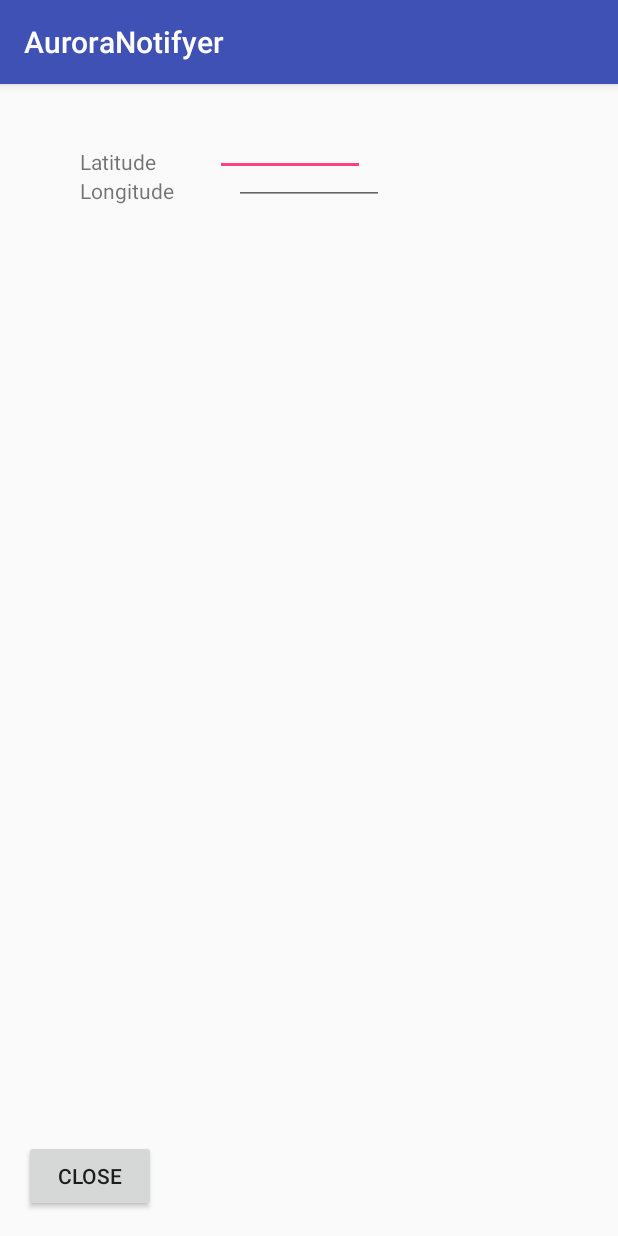
After one commit to ChrisWeldon/AuroraApp, an Android app: the SettingsActivity screen opened directly, with no data from a screen before it, on a phone screen of 412 x 824 dp. The commit adds this screen. Run offline under Robolectric (Android 15) with nearby library versions, the phone set to English and light mode, and no system bars.

Commit message:
Settings activity implemented

```diff
--- a/app/src/main/AndroidManifest.xml
+++ b/app/src/main/AndroidManifest.xml
@@ -23,10 +23,16 @@
                 <category android:name="android.intent.category.LAUNCHER" />
             </intent-filter>
         </activity>
+
         <service
             android:name=".AuroraService"
-            android:exported="false"/>
-        <receiver android:process=":remote" android:name="AlarmReceiver"></receiver>
+            android:exported="false" />
+
+        <receiver
+            android:name=".AlarmReceiver"
+            android:process=":remote" />
+
+        <activity android:name=".SettingsActivity"></activity>
     </application>
 
 </manifest>
--- a/app/src/main/java/org/evanscmssm/auroranotifyer/AuroraService.java
+++ b/app/src/main/java/org/evanscmssm/auroranotifyer/AuroraService.java
@@ -67,6 +67,7 @@ public class AuroraService extends IntentService implements Downloader.DownloadH
 
         Intent resultIntent = new Intent(this, MainActivity.class);
 
+        // TODO add smarter alarm notifying and setting
         As = new AlarmService(this);
         As.startAlarm();
 
--- a/app/src/main/java/org/evanscmssm/auroranotifyer/CoordinatesHandler.java
+++ b/app/src/main/java/org/evanscmssm/auroranotifyer/CoordinatesHandler.java
@@ -129,6 +129,8 @@ public class CoordinatesHandler  {
         latIndex = t.intValue();
         lonIndex = n.intValue();
 
+        // TODO make probablity a blur grid so its more accurate for the field of view
+
         /*determining what the index is to get the probability*/
 
         Log.d("Log","Got probability");
--- a/app/src/main/java/org/evanscmssm/auroranotifyer/MainActivity.java
+++ b/app/src/main/java/org/evanscmssm/auroranotifyer/MainActivity.java
@@ -49,6 +49,8 @@ public class MainActivity extends AppCompatActivity implements GoogleApiClient.C
         textLat = (TextView) findViewById(R.id.mLat);
         textLon = (TextView) findViewById(R.id.mLon);
 
+        // TODO add first time setup
+
         // Create an instance of GoogleAPIClient.
 
         if (mGoogleApiClient == null) {
@@ -93,6 +95,8 @@ public class MainActivity extends AppCompatActivity implements GoogleApiClient.C
     double lat;
     double lon;
     SharedPreferences settings;
+
+
 
 
 
@@ -180,6 +184,11 @@ public class MainActivity extends AppCompatActivity implements GoogleApiClient.C
         As = new AlarmService(this);
         As.startAlarm();
     }
+    public void settings(View w){
+        Intent intent = new Intent(this, SettingsActivity.class);
+        startActivity(intent);
+
+    }
 
     @Override
     public boolean onCreateOptionsMenu(Menu menu) {
--- /dev/null
+++ b/app/src/main/java/org/evanscmssm/auroranotifyer/SettingsActivity.java
@@ -0,0 +1,21 @@
+package org.evanscmssm.auroranotifyer;
+
+import android.support.v7.app.AppCompatActivity;
+import android.os.Bundle;
+import android.view.View;
+
+public class SettingsActivity extends AppCompatActivity {
+
+    @Override
+    protected void onCreate(Bundle savedInstanceState) {
+        super.onCreate(savedInstanceState);
+        setContentView(R.layout.activity_settings);
+
+        // TODO work on settings
+    }
+
+    public void close(View v){
+        this.finish();
+    }
+
+}
--- /dev/null
+++ b/app/src/main/res/layout/activity_settings.xml
@@ -0,0 +1,60 @@
+<?xml version="1.0" encoding="utf-8"?>
+<RelativeLayout xmlns:android="http://schemas.android.com/apk/res/android"
+    xmlns:tools="http://schemas.android.com/tools"
+    android:layout_width="match_parent"
+    android:layout_height="match_parent"
+    android:paddingBottom="@dimen/activity_vertical_margin"
+    android:paddingLeft="@dimen/activity_horizontal_margin"
+    android:paddingRight="@dimen/activity_horizontal_margin"
+    android:paddingTop="@dimen/activity_vertical_margin"
+    tools:context="org.evanscmssm.auroranotifyer.SettingsActivity">
+
+    <Button
+        android:layout_width="wrap_content"
+        android:layout_height="wrap_content"
+        android:text="close"
+        android:id="@+id/button2"
+        android:onClick="close"
+        android:layout_alignParentBottom="true"
+        android:layout_alignParentLeft="true"
+        android:layout_alignParentStart="true" />
+
+    <EditText
+        android:layout_width="wrap_content"
+        android:layout_height="wrap_content"
+        android:id="@+id/editText"
+        android:layout_alignParentTop="true"
+        android:layout_toRightOf="@+id/textView"
+        android:layout_toEndOf="@+id/textView"
+        android:layout_marginLeft="39dp"
+        android:layout_marginStart="39dp"
+        android:minWidth="100dp" />
+
+    <TextView
+        android:layout_width="wrap_content"
+        android:layout_height="wrap_content"
+        android:textAppearance="?android:attr/textAppearanceSmall"
+        android:text="Latitude"
+        android:id="@+id/textView"
+        android:layout_alignBottom="@+id/editText"
+        android:layout_alignRight="@+id/button2"
+        android:layout_alignEnd="@+id/button2" />
+
+    <TextView
+        android:layout_width="wrap_content"
+        android:layout_height="wrap_content"
+        android:textAppearance="?android:attr/textAppearanceSmall"
+        android:text="Longitude"
+        android:id="@+id/textView2"
+        android:layout_below="@+id/textView"
+        android:layout_alignLeft="@+id/textView"
+        android:layout_alignStart="@+id/textView" />
+
+    <EditText
+        android:layout_width="wrap_content"
+        android:layout_height="wrap_content"
+        android:id="@+id/editText2"
+        android:layout_alignBottom="@+id/textView2"
+        android:layout_centerHorizontal="true"
+        android:minWidth="100dp" />
+</RelativeLayout>
--- a/app/src/main/res/layout/content_main.xml
+++ b/app/src/main/res/layout/content_main.xml
@@ -64,5 +64,18 @@
         android:layout_alignBottom="@+id/mLat"
         android:layout_centerHorizontal="true" />
 
+    <Button
+        style="?android:attr/buttonStyleSmall"
+        android:layout_width="wrap_content"
+        android:layout_height="wrap_content"
+        android:text="settings"
+        android:id="@+id/settings"
+        android:layout_above="@+id/button"
+        android:layout_alignLeft="@+id/button"
+        android:layout_alignStart="@+id/button"
+        android:onClick="settings"
+        android:layout_alignRight="@+id/button"
+        android:layout_alignEnd="@+id/button" />
+
 
 </RelativeLayout>
```
Also changed, not shown: app/src/main/res/drawable/settings.png (added).
